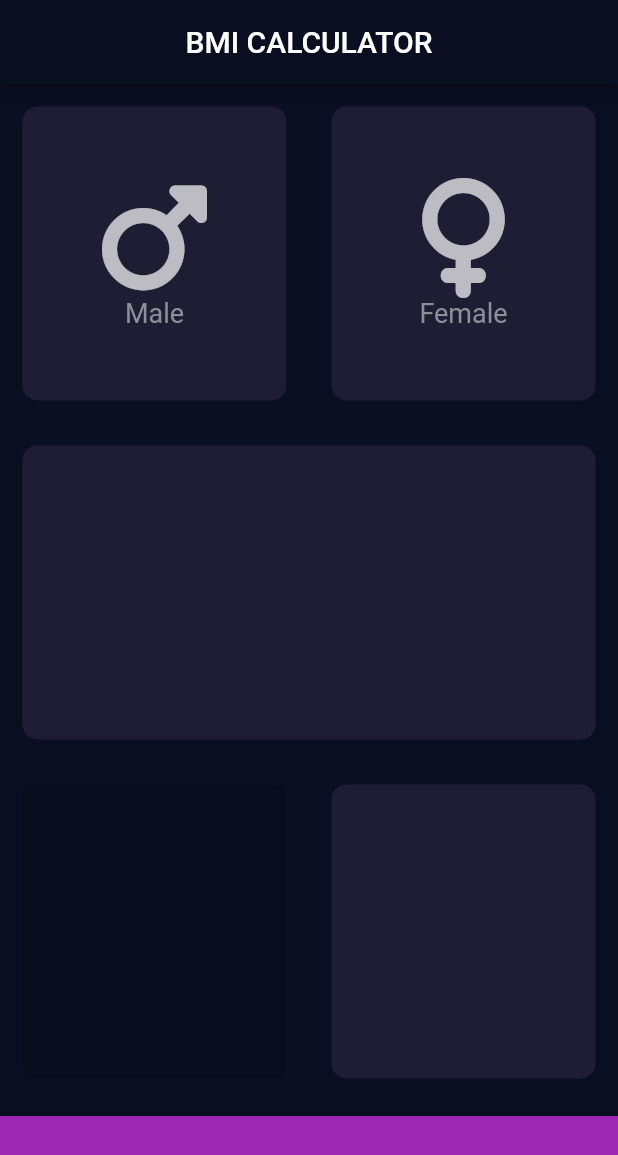
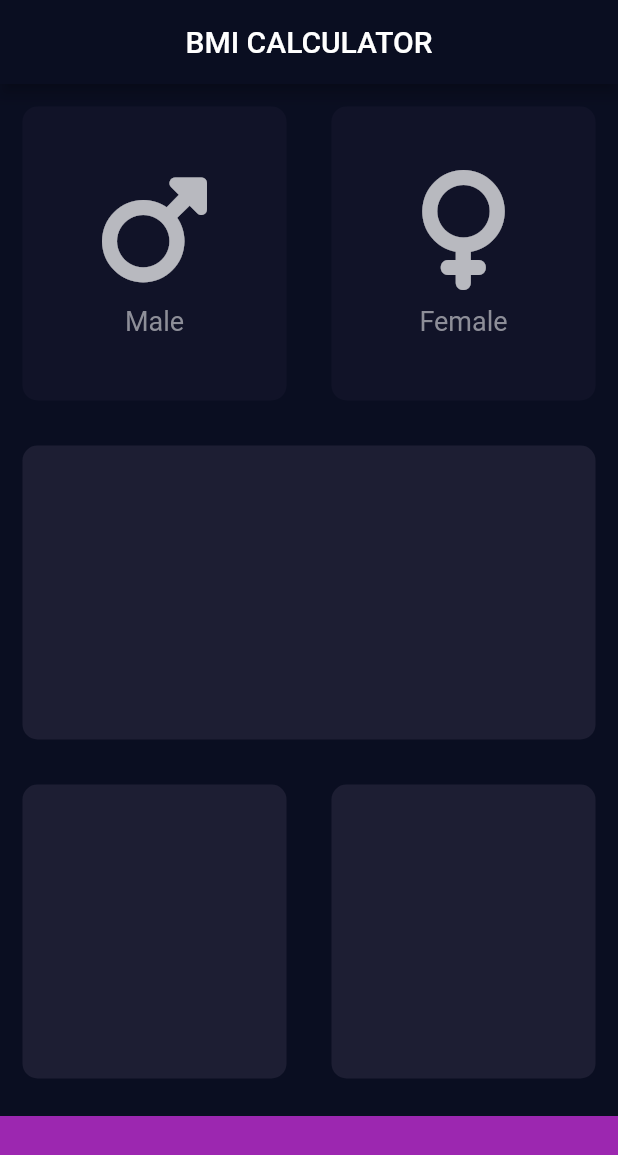
Before and after one commit to PascalJK/bmi_calculator, a Flutter app: the screen it shows after launch, on a phone screen of 412 x 824 dp. Shown: the top 1155 px of the screen. Run offline on Flutter 3.47's test engine with Material 2 defaults, Android fonts, the phone set to English and light mode, and no system bars; our stand-ins replace font_awesome_flutter.

Commit message:
- worked on gender widgets responding to "onTap". - minor changes made to custom widgets.

```diff
--- a/lib/pages/input_page.dart
+++ b/lib/pages/input_page.dart
@@ -6,6 +6,8 @@ import 'widgets/reusable_card.dart';
 
 const double bottomContainerHeight = 80.0;
 const Color bottomContainerColor = Colors.purple;
+const Color activeCardColor = Color(0xFF1d1e33);
+const Color inActiveCardColor = Color(0xFF111328);
 
 class InputPage extends StatefulWidget {
   const InputPage({super.key});
@@ -15,6 +17,27 @@ class InputPage extends StatefulWidget {
 }
 
 class _InputPageState extends State<InputPage> {
+  Color maleCardColor = inActiveCardColor;
+  Color femaleCardColor = inActiveCardColor;
+
+  void updateCardColor(String gender) {
+    if (gender == "m") {
+      if (maleCardColor == inActiveCardColor) {
+        maleCardColor = activeCardColor;
+      } else {
+        maleCardColor = inActiveCardColor;
+      }
+      femaleCardColor = inActiveCardColor;
+    } else {
+      if (femaleCardColor == inActiveCardColor) {
+        femaleCardColor = activeCardColor;
+      } else {
+        femaleCardColor = inActiveCardColor;
+      }
+      maleCardColor = inActiveCardColor;
+    }
+  }
+
   @override
   Widget build(BuildContext context) {
     return Scaffold(
@@ -25,28 +48,48 @@ class _InputPageState extends State<InputPage> {
         children: [
           Expanded(
             child: Row(
-              children: const [
-                ReusableCard(
-                  cardChild: IconContent(
-                    iconData: FontAwesomeIcons.mars,
-                    text: "Male",
+              children: [
+                Expanded(
+                  child: GestureDetector(
+                    onTap: () => setState(() => updateCardColor("m")),
+                    child: ReusableCard(
+                      cardChild: const IconContent(
+                        iconData: FontAwesomeIcons.mars,
+                        text: "Male",
+                      ),
+                      color: maleCardColor,
+                    ),
                   ),
                 ),
-                ReusableCard(
-                  cardChild: IconContent(
-                    iconData: FontAwesomeIcons.venus,
-                    text: "Female",
+                Expanded(
+                  child: GestureDetector(
+                    onTap: () => setState(() => updateCardColor("f")),
+                    child: ReusableCard(
+                      cardChild: const IconContent(
+                        iconData: FontAwesomeIcons.venus,
+                        text: "Female",
+                      ),
+                      color: femaleCardColor,
+                    ),
                   ),
                 ),
               ],
             ),
           ),
-          const ReusableCard(),
+          const Expanded(
+            child: ReusableCard(
+              color: activeCardColor,
+            ),
+          ),
           Expanded(
             child: Row(
               children: const [
-                ReusableCard(color: Colors.black12),
-                ReusableCard(),
+                Expanded(child: ReusableCard(color: activeCardColor)),
+                Expanded(
+                  child: ReusableCard(
+                    color: activeCardColor,
+                  ),
+                ),
               ],
             ),
           ),
--- a/lib/pages/widgets/icon_content.dart
+++ b/lib/pages/widgets/icon_content.dart
@@ -22,6 +22,9 @@ class IconContent extends StatelessWidget {
           iconData,
           size: _iconSize,
         ),
+        const SizedBox(
+          height: 10,
+        ),
         Text(
           text,
           style: _labelTextStyle,
--- a/lib/pages/widgets/reusable_card.dart
+++ b/lib/pages/widgets/reusable_card.dart
@@ -1,22 +1,18 @@
 import 'package:flutter/material.dart';
-
-const Color activeCardColor = Color(0xFF1d1e33);
 
 class ReusableCard extends StatelessWidget {
   final Widget? cardChild;
   final Color color;
 
-  const ReusableCard({super.key, this.cardChild, this.color = activeCardColor});
+  const ReusableCard({super.key, this.cardChild, required this.color});
 
   @override
   Widget build(BuildContext context) {
-    return Expanded(
-      child: Container(
-        margin: const EdgeInsets.all(15),
-        decoration: BoxDecoration(
-            color: color, borderRadius: BorderRadius.circular(10)),
-        child: cardChild,
-      ),
+    return Container(
+      margin: const EdgeInsets.all(15),
+      decoration:
+          BoxDecoration(color: color, borderRadius: BorderRadius.circular(10)),
+      child: cardChild,
     );
   }
 }
```
